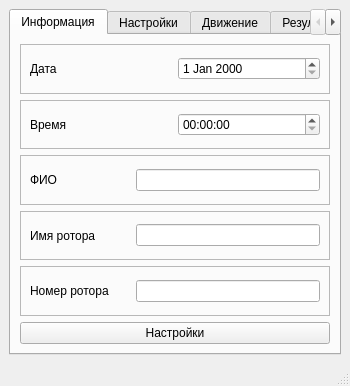
First picture: the form in rotor_ui.ui, repository BuslaySt/Rotor, before the edit.
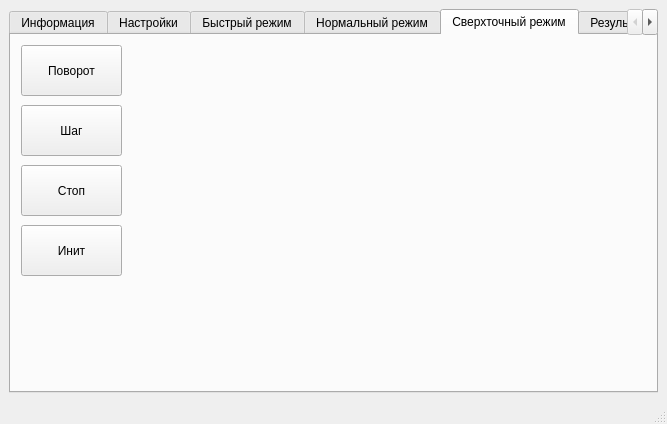
Second picture: the form after the edit. Icons and pictures are not drawn.

```diff
--- a/rotor_ui.ui
+++ b/rotor_ui.ui
@@ -6,8 +6,8 @@
    <rect>
     <x>0</x>
     <y>0</y>
-    <width>350</width>
-    <height>379</height>
+    <width>667</width>
+    <height>424</height>
    </rect>
   </property>
   <property name="windowTitle">
@@ -34,7 +34,7 @@
        </sizepolicy>
       </property>
       <property name="currentIndex">
-       <number>0</number>
+       <number>4</number>
       </property>
       <widget class="QWidget" name="tab_1_info">
        <attribute name="title">
@@ -342,34 +342,70 @@
       </widget>
       <widget class="QWidget" name="tab_3_move">
        <attribute name="title">
-        <string>Движение</string>
+        <string>Быстрый режим</string>
        </attribute>
-       <widget class="QPushButton" name="pushButton">
+      </widget>
+      <widget class="QWidget" name="tab_4_normal">
+       <attribute name="title">
+        <string>Нормальный режим</string>
+       </attribute>
+      </widget>
+      <widget class="QWidget" name="tab_5_precise">
+       <attribute name="title">
+        <string>Сверхточный режим</string>
+       </attribute>
+       <widget class="QPushButton" name="pBtn1_Turn">
         <property name="geometry">
          <rect>
-          <x>60</x>
-          <y>150</y>
-          <width>75</width>
-          <height>23</height>
+          <x>10</x>
+          <y>10</y>
+          <width>101</width>
+          <height>51</height>
          </rect>
         </property>
         <property name="text">
-         <string>Пуск</string>
+         <string>Поворот</string>
         </property>
        </widget>
-       <widget class="QPushButton" name="pushButton_2">
+       <widget class="QPushButton" name="pBtn3_Stop">
         <property name="geometry">
          <rect>
-          <x>70</x>
-          <y>200</y>
-          <width>75</width>
-          <height>23</height>
+          <x>10</x>
+          <y>130</y>
+          <width>101</width>
+          <height>51</height>
          </rect>
         </property>
         <property name="text">
          <string>Стоп</string>
         </property>
        </widget>
+       <widget class="QPushButton" name="pBtn2_Step">
+        <property name="geometry">
+         <rect>
+          <x>10</x>
+          <y>70</y>
+          <width>101</width>
+          <height>51</height>
+         </rect>
+        </property>
+        <property name="text">
+         <string>Шаг</string>
+        </property>
+       </widget>
+       <widget class="QPushButton" name="pBtn4_Init">
+        <property name="geometry">
+         <rect>
+          <x>10</x>
+          <y>190</y>
+          <width>101</width>
+          <height>51</height>
+         </rect>
+        </property>
+        <property name="text">
+         <string>Инит</string>
+        </property>
+       </widget>
       </widget>
       <widget class="QWidget" name="tab_4_result">
        <attribute name="title">
```
Left out of the diff: 4 changed lines with no effect on the pictures.
